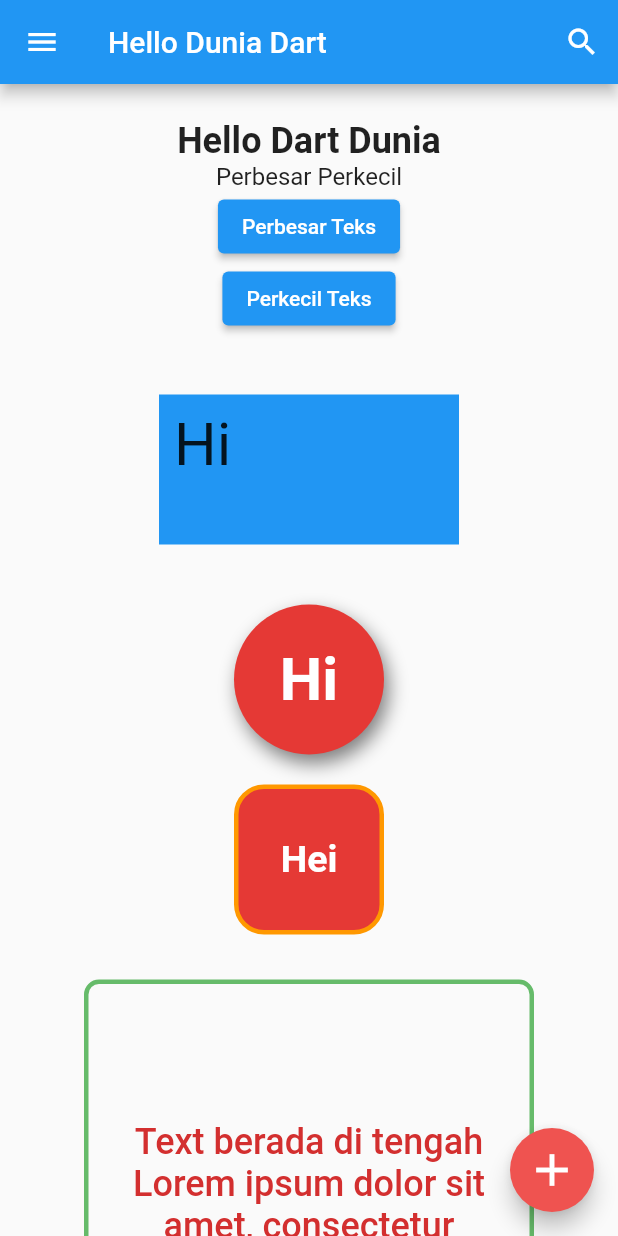
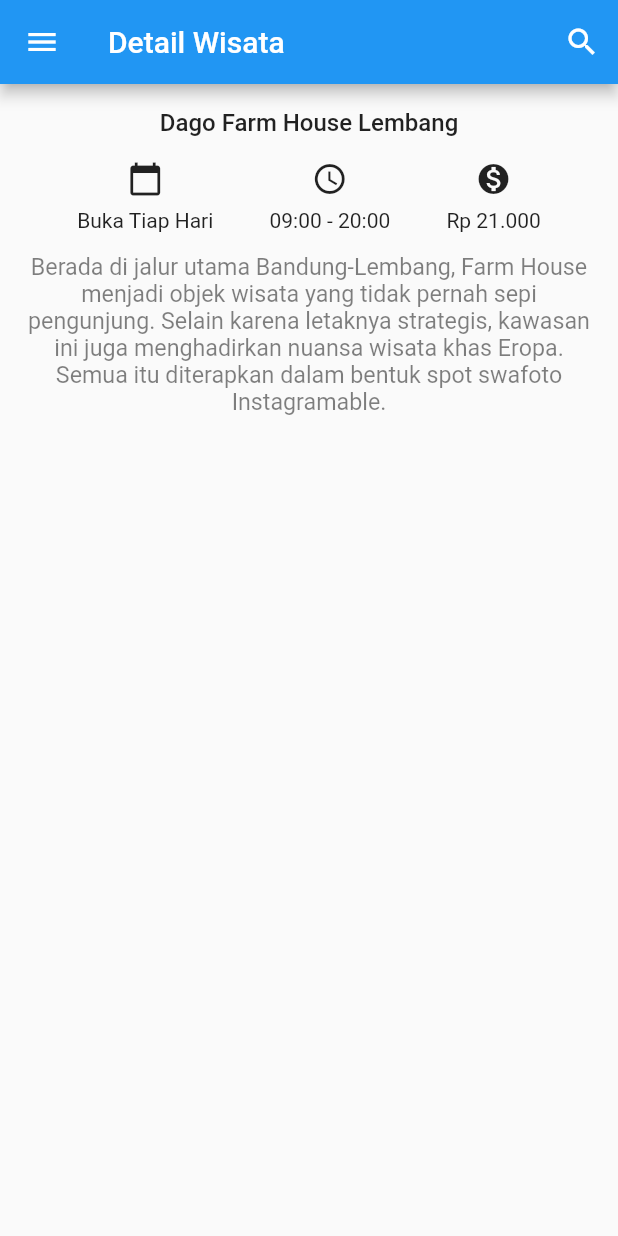
Before and after one commit to Flutter-Dart-Hacks/flutter-dicoding-a, a Flutter app: the screen it shows after launch, on a phone screen of 412 x 824 dp. Run offline on Flutter 3.47's test engine with Material 2 defaults, Android fonts, the light colour scheme and no system bars.

Commit message:
Latihan codelab 1 : Membuat detail tempat wisata

```diff
--- a/lib/main.dart
+++ b/lib/main.dart
@@ -1,5 +1,5 @@
 import 'package:flutter/material.dart';
-import 'package:flutter_dicodinga/helloworld.dart';
+import 'package:flutter_dicodinga/wisata_bdg_detail_page.dart';
 
 void main() {
   runApp(const MyApp());
@@ -26,7 +26,7 @@
         // is not restarted.
         primarySwatch: Colors.blue,
       ),
-      home: const HelloWorlds(),
+      home: const DetailWisataBandung(),
       // home: const MyHomePage(title: 'Flutter Demo Home Page'),
     );
   }
--- /dev/null
+++ b/lib/wisata_bdg_detail_page.dart
@@ -0,0 +1,122 @@
+import 'package:flutter/material.dart';
+
+class DetailWisataBandung extends StatefulWidget {
+  const DetailWisataBandung({Key? key}) : super(key: key);
+
+  @override
+  State<DetailWisataBandung> createState() => _DetailWisataBandungState();
+}
+
+class _DetailWisataBandungState extends State<DetailWisataBandung> {
+  @override
+  Widget build(BuildContext context) {
+    return Scaffold(
+      appBar: AppBar(
+        title: const Text('Detail Wisata'),
+        actions: <Widget>[
+          IconButton(
+            onPressed: () {},
+            icon: const Icon(Icons.search, color: Colors.white),
+          )
+        ],
+        leading: IconButton(
+          icon: const Icon(Icons.menu, color: Colors.white),
+          onPressed: () {},
+        ),
+      ),
+      body: SafeArea(
+        child: SingleChildScrollView(
+          child: Column(
+            crossAxisAlignment: CrossAxisAlignment.stretch,
+            children: <Widget>[
+              Container(
+                margin: const EdgeInsets.only(
+                  top: 16,
+                  left: 14,
+                  right: 14,
+                ),
+                child: const Text(
+                  'Dago Farm House Lembang',
+                  textAlign: TextAlign.center,
+                  style: TextStyle(
+                    fontSize: 16,
+                    fontWeight: FontWeight.w500,
+                  ),
+                ),
+              ),
+              Container(
+                margin: const EdgeInsets.only(
+                  left: 14,
+                  right: 14,
+                  top: 16,
+                ),
+                child: Row(
+                  mainAxisAlignment: MainAxisAlignment.spaceEvenly,
+                  children: <Widget>[
+                    Column(
+                      mainAxisAlignment: MainAxisAlignment.center,
+                      children: const <Widget>[
+                        Icon(Icons.calendar_today),
+                        SizedBox(
+                          height: 8,
+                        ),
+                        Text(
+                          'Buka Tiap Hari',
+                          style: TextStyle(
+                            fontWeight: FontWeight.w400,
+                            fontSize: 14,
+                          ),
+                        ),
+                      ],
+                    ),
+                    Column(
+                      mainAxisAlignment: MainAxisAlignment.center,
+                      children: const <Widget>[
+                        Icon(Icons.access_time),
+                        SizedBox(height: 8),
+                        Text(
+                          '09:00 - 20:00',
+                          style: TextStyle(
+                            fontWeight: FontWeight.w400,
+                            fontSize: 14,
+                          ),
+                        ),
+                      ],
+                    ),
+                    Column(
+                      mainAxisAlignment: MainAxisAlignment.center,
+                      children: const <Widget>[
+                        Icon(Icons.monetization_on),
+                        SizedBox(height: 8),
+                        Text(
+                          'Rp 21.000',
+                          style: TextStyle(
+                            fontWeight: FontWeight.w400,
+                            fontSize: 14,
+                          ),
+                        )
+                      ],
+                    )
+                  ],
+                ),
+              ),
+              Container(
+                padding: const EdgeInsets.only(
+                    top: 14, left: 15, right: 15, bottom: 16),
+                child: Text(
+                  'Berada di jalur utama Bandung-Lembang, Farm House menjadi objek wisata yang tidak pernah sepi pengunjung. Selain karena letaknya strategis, kawasan ini juga menghadirkan nuansa wisata khas Eropa. Semua itu diterapkan dalam bentuk spot swafoto Instagramable.',
+                  style: TextStyle(
+                    fontSize: 15.5,
+                    fontWeight: FontWeight.w400,
+                    color: Colors.black.withOpacity(0.5),
+                  ),
+                  textAlign: TextAlign.center,
+                ),
+              )
+            ],
+          ),
+        ),
+      ),
+    );
+  }
+}
--- /dev/null
+++ b/lib/wisata_bdg_page.dart
@@ -0,0 +1,15 @@
+import 'package:flutter/material.dart';
+
+class WisataBandungPage extends StatefulWidget {
+  const WisataBandungPage({Key? key}) : super(key: key);
+
+  @override
+  State<WisataBandungPage> createState() => _WisataBandungPageState();
+}
+
+class _WisataBandungPageState extends State<WisataBandungPage> {
+  @override
+  Widget build(BuildContext context) {
+    return Container();
+  }
+}
```
